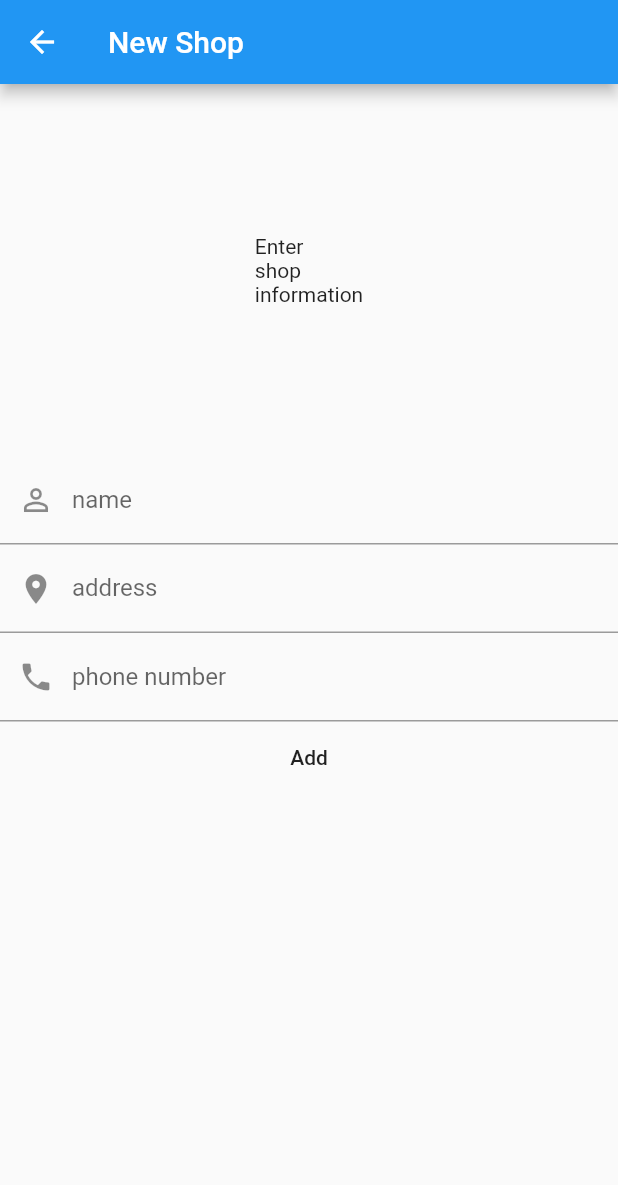
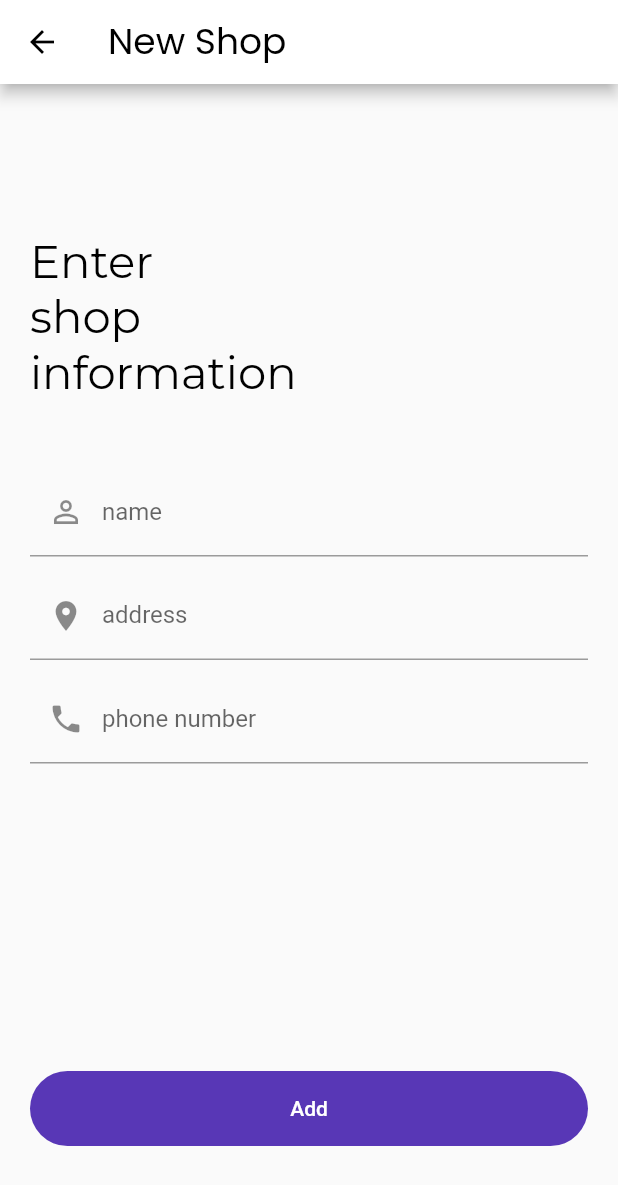
Before and after one commit to Mikiyas721/sales_tracker, a Flutter app: the NewShopPage screen opened by its route, on a phone screen of 412 x 824 dp. Shown: the top 1185 px of the screen. Run offline on Flutter 3.47's test engine with Material 2 defaults, Android fonts, the phone set to English and light mode, and no system bars; our stand-ins replace equatable, flutter_slidable, google_fonts.

Commit message:
Added fonts and Colors

```diff
--- a/lib/presentation/models/login_view_model.dart
+++ b/lib/presentation/models/login_view_model.dart
@@ -5,7 +5,7 @@ class LoginViewModel extends Equatable {
   final String phoneNumberError;
   final bool isSubmitting;
 
-  LoginViewModel({this.phoneNumber, this.phoneNumberError, this.isSubmitting});
+  LoginViewModel({this.phoneNumber, this.phoneNumberError, this.isSubmitting = false});
 
   @override
   List<Object> get props => [
--- a/lib/presentation/pages/new_shop_page.dart
+++ b/lib/presentation/pages/new_shop_page.dart
@@ -10,18 +10,28 @@ class NewShopPage extends StatelessWidget {
       appBar: AppBar(
         title: Text('New Shop'),
       ),
-      body: Column(
+      body: Padding(
+        padding: 20.hPadding,
+        child: SingleChildScrollView(
+          child: Column(
+            crossAxisAlignment: CrossAxisAlignment.start,
             children: [
               100.vSpace,
-          Text('Enter\nshop\ninformation'),
-          100.vSpace,
+              Text(
+                'Enter\nshop\ninformation',
+                style: context.headline3,
+              ),
+              40.vSpace,
               NewShopView(
                   newShopViewModel: NewShopViewModel(),
                   onAdd: () {},
                   onNameChanged: (String name) {},
                   onAddressChanged: (String address) {},
-              onPhoneNumberChanged: (String phoneNumber) {})
+                  onPhoneNumberChanged: (String phoneNumber) {}),
+              20.vSpace
             ],
+          ),
+        ),
       ),
     );
   }
--- a/lib/presentation/pages/transactions_page.dart
+++ b/lib/presentation/pages/transactions_page.dart
@@ -20,6 +20,7 @@ class TransactionsPage extends StatelessWidget {
                     date: 'Thu, Feb 5,2021',
                     transactionType: 'Sale',
                     receivedAmount: '200',
+                    soldAmount: '200',
                     time: '11:02AM'),
               );
             }),
--- a/lib/presentation/views/login_view.dart
+++ b/lib/presentation/views/login_view.dart
@@ -26,7 +26,7 @@ class LoginView extends StatelessWidget {
             labelText: 'phone number',
             icon: Icons.phone,
             onChanged: onPhoneNumberChanged),
-        50.vSpace,
+        100.vSpace,
         MyButton(
           label: 'Submit',
           onSubmit: onSubmit,
--- a/lib/presentation/views/new_shop_view.dart
+++ b/lib/presentation/views/new_shop_view.dart
@@ -2,6 +2,7 @@ import 'package:flutter/material.dart';
 import '../../presentation/widgets/my_button.dart';
 import '../../presentation/widgets/my_text_field.dart';
 import '../../presentation/models/new_shop_model.dart';
+import '../../common/common.dart';
 
 class NewShopView extends StatelessWidget {
   final NewShopViewModel newShopViewModel;
@@ -22,24 +23,27 @@ class NewShopView extends StatelessWidget {
   @override
   Widget build(BuildContext context) {
     return Column(
+      mainAxisSize: MainAxisSize.min,
       children: [
         MyTextField(
             icon: Icons.person_outline,
             labelText: 'name',
             errorText: newShopViewModel.nameError,
+            keyboardType: TextInputType.text,
             onChanged: onNameChanged),
         MyTextField(
             icon: Icons.location_on,
             labelText: 'address',
             errorText: newShopViewModel.addressError,
+            keyboardType: TextInputType.text,
             onChanged: onAddressChanged),
         MyTextField(
             icon: Icons.phone,
             labelText: 'phone number',
             errorText: newShopViewModel.phoneNumberError,
             onChanged: onPhoneNumberChanged),
-        Spacer(),
-        MyButton(label: 'Add', onSubmit: onAdd)
+        200.vSpace,
+        MyButton(label: 'Add', onSubmit: onAdd),
       ],
     );
   }
--- a/lib/presentation/widgets/my_button.dart
+++ b/lib/presentation/widgets/my_button.dart
@@ -1,4 +1,5 @@
 import 'package:flutter/material.dart';
+import '../../common/common.dart';
 
 class MyButton extends StatelessWidget {
   final String label;
@@ -17,9 +18,14 @@ class MyButton extends StatelessWidget {
   @override
   Widget build(BuildContext context) {
     return FlatButton(
+      height: 50,
+      color: context.primaryColor,
+      textColor: Colors.white,
       onPressed: onSubmit,
       child: isLoading ? CircularProgressIndicator() : Text(label),
       shape: RoundedRectangleBorder(
-          borderRadius: BorderRadius.all(Radius.circular(40))), minWidth:minWidth,);
+          borderRadius: BorderRadius.all(Radius.circular(40))),
+      minWidth: minWidth,
+    );
   }
 }
--- a/lib/presentation/widgets/my_text_field.dart
+++ b/lib/presentation/widgets/my_text_field.dart
@@ -1,4 +1,5 @@
 import 'package:flutter/material.dart';
+import '../../common/common.dart';
 
 class MyTextField extends StatelessWidget {
   final String errorText;
@@ -18,11 +19,14 @@ class MyTextField extends StatelessWidget {
 
   @override
   Widget build(BuildContext context) {
-    return TextField(
-      onChanged: onChanged,
-      keyboardType: keyboardType,
-      decoration: InputDecoration(
-          errorText: errorText, prefixIcon: Icon(icon), labelText: labelText),
+    return Padding(
+      padding: 5.vPadding,
+      child: TextField(
+        onChanged: onChanged,
+        keyboardType: keyboardType,
+        decoration: InputDecoration(
+            errorText: errorText, prefixIcon: Icon(icon), labelText: labelText),
+      ),
     );
   }
 }
```
Also changed, not shown: lib/common/extensions.dart (+11 -0 lines), lib/main.dart (+32 -8 lines), lib/presentation/pages/funding_page.dart (+20 -7 lines), lib/presentation/pages/home_page.dart (+26 -5 lines), lib/presentation/pages/login_page.dart (+13 -4 lines), lib/presentation/pages/my_shops_page.dart (+16 -4 lines), lib/presentation/pages/sale_page.dart (+20 -7 lines), lib/presentation/views/fund_view.dart (+7 -3 lines), lib/presentation/views/home_view.dart (+4 -4 lines), lib/presentation/views/my_shops_view.dart (+15 -2 lines), lib/presentation/views/sale_view.dart (+5 -4 lines), lib/presentation/views/transaction_view.dart (+17 -11 lines), 2 other files. Lines whose indentation alone changed are shown as unchanged.
